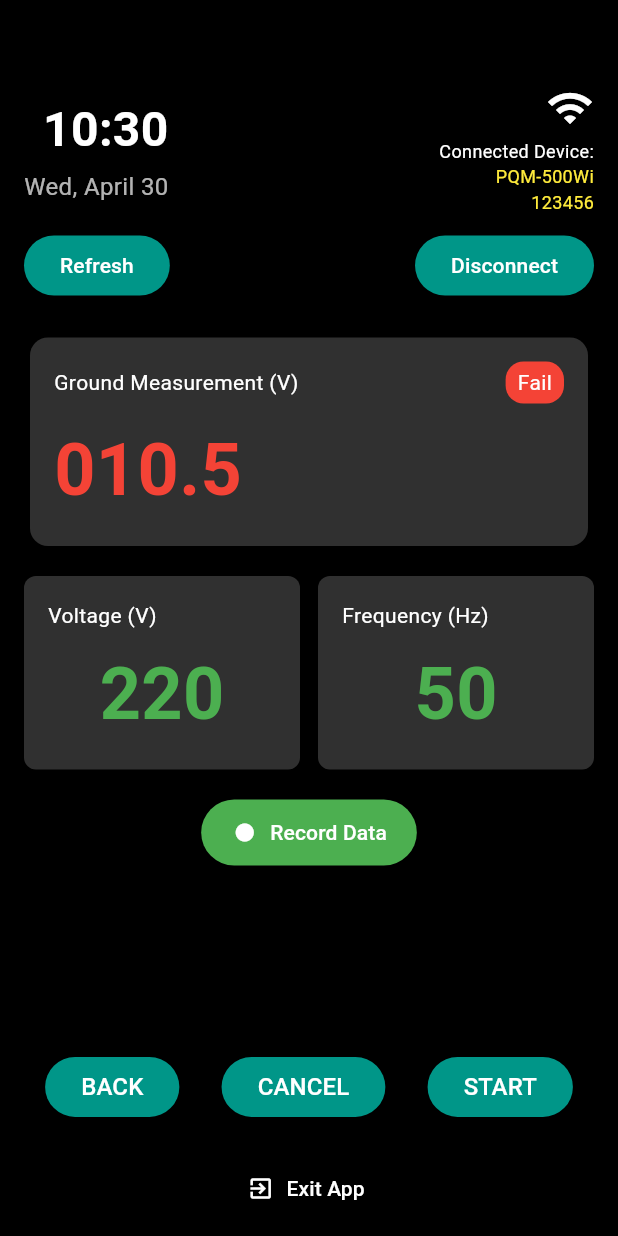
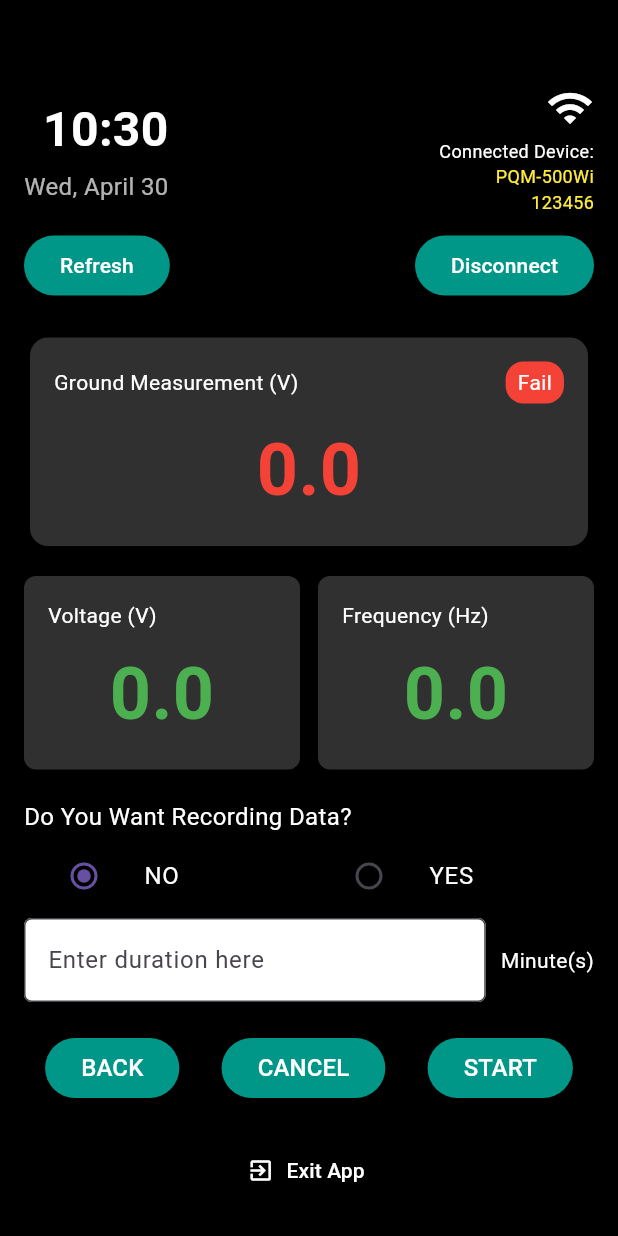
Before and after one commit to YendiOktavianto/pqm_wifi_ap, a Flutter app: the RecordingPage screen opened directly, after a tap on "BACK", on a phone screen of 412 x 824 dp. Run offline on Flutter 3.47's test engine with Material 3 defaults, Android fonts, the light colour scheme and no system bars; our stand-ins replace google_fonts; missing offline and left inert: android_intent_plus, app_settings, wifi_iot; network calls fail.

Commit message:
Create wifi services and measurement feature

```diff
--- a/lib/views/main_menu_page.dart
+++ b/lib/views/main_menu_page.dart
@@ -35,13 +35,13 @@ class MainMenuPage extends StatelessWidget {
                   shape: BoxShape.circle,
                 ),
                 child: const Icon(
-                  Icons.bluetooth,
+                  Icons.wifi,
                   color: Colors.white,
                   size: 20,
                 ),
               ),
               label: Text(
-                "Turn Bluetooth ON",
+                "Turn WIFI ON",
                 style: TextStyle(color: Colors.white),
               ),
               style: ElevatedButton.styleFrom(
--- a/lib/views/measurement_page.dart
+++ b/lib/views/measurement_page.dart
@@ -1,11 +1,15 @@
 import 'package:flutter/material.dart';
+import 'dart:async';
+import 'package:http/http.dart' as http;
+import 'dart:convert';
+
 import 'connected_device_page.dart';
 import 'recording_page.dart';
 import '../widgets/date_time_display.dart';
 import '../widgets/device_info_column.dart';
+import '../widgets/measurement_label.dart';
+import '../widgets/exit_app_button.dart';
 import '../widgets/measurement_display.dart';
-import '../widgets/record_button.dart';
-import '../widgets/exit_app_button.dart';
 
 class MeasurementPage extends StatefulWidget {
   const MeasurementPage({super.key});
@@ -16,6 +20,50 @@ class MeasurementPage extends StatefulWidget {
 
 class _MeasurementPageState extends State<MeasurementPage> {
   bool isRecording = false;
+
+  String groundValue = "0.0";
+  String groundStatus = "Fail";
+  Color groundStatusColor = Colors.red;
+  String voltageValue = "0.0";
+  String frequencyValue = "0.0";
+
+  @override
+  void initState() {
+    super.initState();
+    Timer.periodic(Duration(seconds: 2), (timer) {
+      fetchDataFromESP();
+    });
+  }
+
+  Future<void> fetchDataFromESP() async {
+    try {
+      final response = await http.get(Uri.parse('http://192.168.4.1/'));
+      if (response.statusCode == 200) {
+        final data = json.decode(response.body);
+        num ground = (data['ground'] ?? 0.0);
+        num voltage = (data['voltage'] ?? 0);
+        num frequency = (data['frequency'] ?? 0);
+
+        setState(() {
+          groundValue = ground.toStringAsFixed(1);
+          voltageValue = voltage.toString();
+          frequencyValue = frequency.toString();
+
+          if (ground > 1.0) {
+            groundStatus = "Fail";
+            groundStatusColor = Colors.red;
+          } else {
+            groundStatus = "Pass";
+            groundStatusColor = Colors.green;
+          }
+        });
+      } else {
+        print('Failed to fetch data: ${response.statusCode}');
+      }
+    } catch (e) {
+      print('Error fetching data: $e');
+    }
+  }
 
   @override
   Widget build(BuildContext context) {
@@ -55,15 +103,69 @@ class _MeasurementPageState extends State<MeasurementPage> {
             ),
             const SizedBox(height: 20),
             MeasurementDisplay(
-              groundValue: '010.5',
-              groundStatus: 'Fail',
-              groundStatusColor: Colors.red,
-              voltageValue: '220',
-              frequencyValue: '50',
+              groundValue: groundValue,
+              groundStatus: groundStatus,
+              groundStatusColor: groundStatusColor,
+              voltageValue: voltageValue,
+              frequencyValue: frequencyValue,
             ),
             const SizedBox(height: 20),
-            RecordButton(),
-            SizedBox(height: MediaQuery.of(context).size.height * 0.15),
+            const Text(
+              'Do You Want Recording Data?',
+              style: TextStyle(color: Colors.white, fontSize: 16),
+            ),
+            Row(
+              mainAxisAlignment: MainAxisAlignment.start,
+              children: [
+                Expanded(
+                  child: ListTile(
+                    title: const Text(
+                      'NO',
+                      style: TextStyle(color: Colors.white),
+                    ),
+                    leading: Radio<bool>(
+                      value: false,
+                      groupValue: isRecording,
+                      onChanged:
+                          (bool? value) => setState(() => isRecording = value!),
+                    ),
+                  ),
+                ),
+                Expanded(
+                  child: ListTile(
+                    title: const Text(
+                      'YES',
+                      style: TextStyle(color: Colors.white),
+                    ),
+                    leading: Radio<bool>(
+                      value: true,
+                      groupValue: isRecording,
+                      onChanged:
+                          (bool? value) => setState(() => isRecording = value!),
+                    ),
+                  ),
+                ),
+              ],
+            ),
+            Row(
+              children: [
+                Expanded(
+                  child: TextField(
+                    decoration: InputDecoration(
+                      hintText: 'Enter duration here',
+                      filled: true,
+                      fillColor: Colors.white,
+                      border: OutlineInputBorder(
+                        borderRadius: BorderRadius.circular(5),
+                      ),
+                    ),
+                  ),
+                ),
+                const SizedBox(width: 10),
+                const Text("Minute(s)", style: TextStyle(color: Colors.white)),
+              ],
+            ),
+            const SizedBox(height: 20),
             Row(
               mainAxisAlignment: MainAxisAlignment.spaceAround,
               children: [
--- a/lib/widgets/measurement_display.dart
+++ b/lib/widgets/measurement_display.dart
@@ -55,12 +55,14 @@ class MeasurementDisplay extends StatelessWidget {
                 ),
                 const SizedBox(height: 10),
                 // Value
-                Text(
-                  groundValue,
-                  style: TextStyle(
-                    color: groundStatusColor,
-                    fontSize: 48,
-                    fontWeight: FontWeight.bold,
+                Center(
+                  child: Text(
+                    groundValue,
+                    style: TextStyle(
+                      color: groundStatusColor,
+                      fontSize: 48,
+                      fontWeight: FontWeight.bold,
+                    ),
                   ),
                 ),
               ],
--- a/pubspec.yaml
+++ b/pubspec.yaml
@@ -29,9 +29,15 @@ environment:
 # versions available, run `flutter pub outdated`.
 dependencies:
   intl: ^0.19.0
+  flutter_bluetooth_serial: ^0.4.0
+  wifi_iot: ^0.3.18
+  http: ^1.3.0
   flutter:
     sdk: flutter
   google_fonts: ^6.2.1
+  provider: ^6.0.5
+  app_settings: ^5.0.0
+  android_intent_plus: ^3.0.2
 
   # The following adds the Cupertino Icons font to your application.
   # Use with the CupertinoIcons class for iOS style icons.
```
Also changed, not shown: lib/main.dart (+9 -5 lines), lib/services/wifi_service.dart (added, +39 -0 lines), lib/views/second_welcome_page.dart (+19 -9 lines), lib/views/welcome_page.dart (+8 -12 lines), pubspec.lock, 11 other files.
